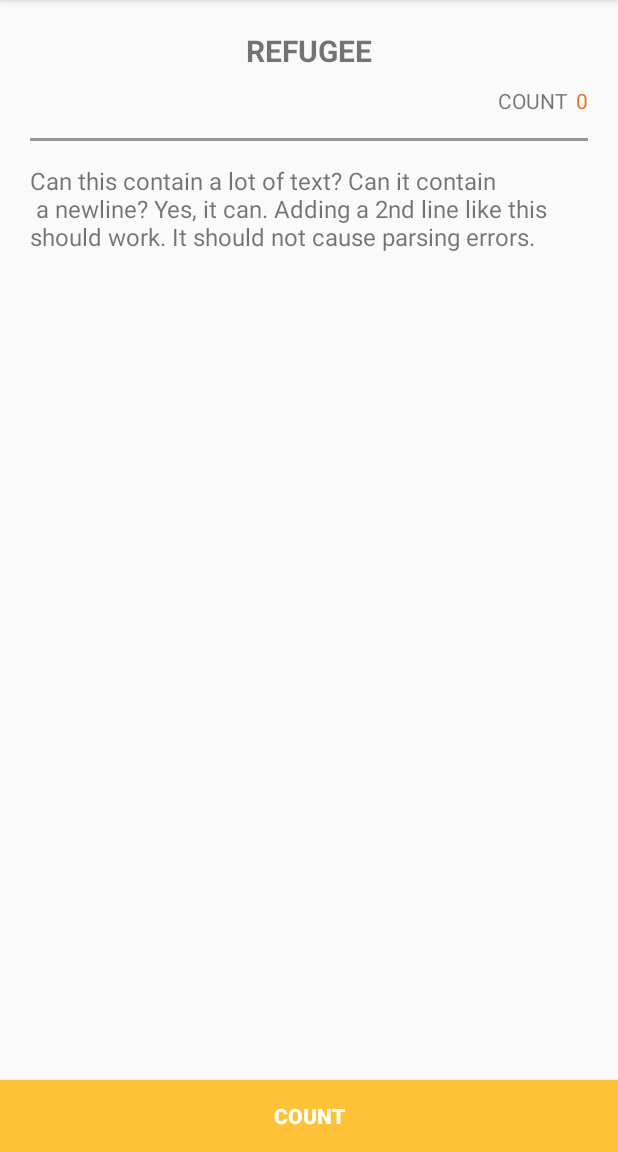
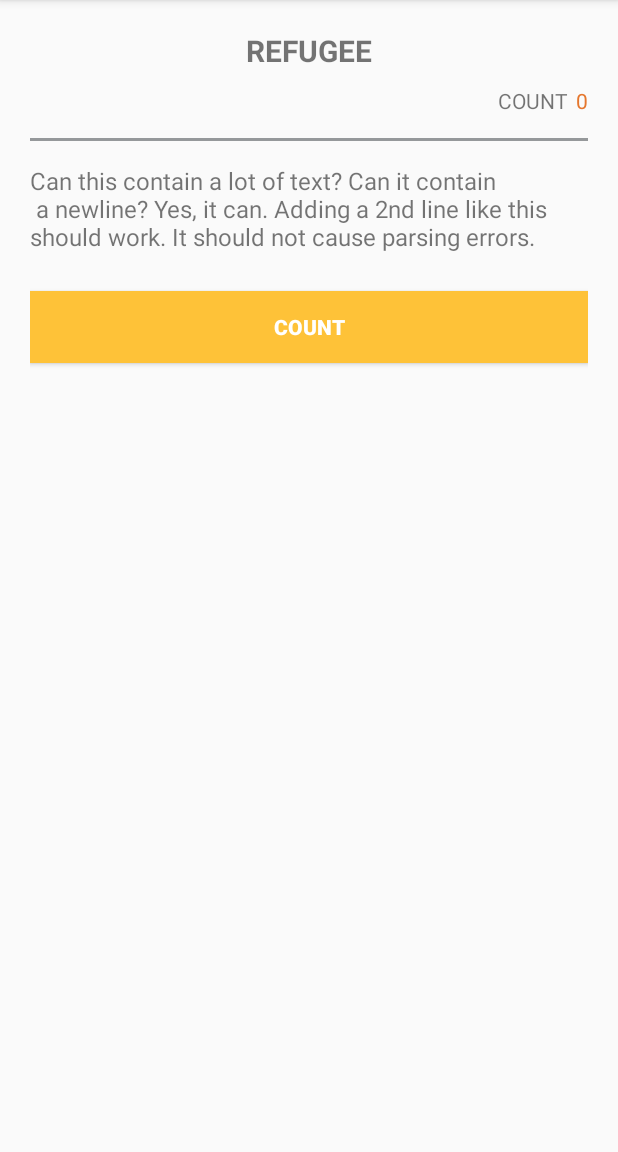
Before and after one commit to topsanjor/prayer, an Android app: the enPrayerDetailActivity screen opened directly, with no data from a screen before it, on a phone screen of 412 x 824 dp, the part 84-1236 px from its top. Run offline under Robolectric (Android 15) with nearby library versions, the phone set to English and light mode, and no system bars.

Commit message:
detail desing edited..

```diff
--- a/app/src/main/java/com/kotlab/tibetanbuddhistprayer/helper/Constansts.java
+++ b/app/src/main/java/com/kotlab/tibetanbuddhistprayer/helper/Constansts.java
@@ -7,7 +7,7 @@ package com.kotlab.tibetanbuddhistprayer.helper;
 public class Constansts {
 
     public static final String KEY_ITEM ="item";
-    public static final String KEY_ID="cost";
+    public static final String KEY_ID="id";
     public static final String KEY_TITLE="name";
     public static final String KEY_BODY="description";
 
--- a/app/src/main/res/layout/activity_en_prayer_detail.xml
+++ b/app/src/main/res/layout/activity_en_prayer_detail.xml
@@ -14,7 +14,9 @@
             android:id="@+id/toolbar"
             layout="@layout/appbar"/>
     </android.support.design.widget.AppBarLayout>
-
+    <ScrollView
+        android:layout_width="match_parent"
+        android:layout_height="wrap_content">
         <LinearLayout
             android:padding="20dp"
             android:orientation="vertical"
@@ -76,19 +78,12 @@
                 android:layout_height="wrap_content" />
 
 
+                <Button
 
-    </LinearLayout>
-    <RelativeLayout
-        android:layout_width="match_parent"
-        android:layout_height="wrap_content">
-
-        <Button
-           android:layout_alignParentBottom="true"
-            android:layout_centerHorizontal="true"
                     android:textStyle="bold"
                     android:textColor="@color/colorWhite"
                     android:background="@color/colorPrimary"
-            android:layout_marginTop="15dp"
+                    android:layout_marginTop="25dp"
                     android:id="@+id/countbtn"
                     android:text="@string/addcounttxt"
                     android:layout_gravity="center"
@@ -96,6 +91,15 @@
                     android:layout_height="wrap_content"
 
                     />
-    </RelativeLayout>
+
+            <View
+                android:layout_width="match_parent"
+                android:layout_height="40dp"></View>
 
         </LinearLayout>
+
+    </ScrollView>
+
+
+
+</LinearLayout>
```
Lines whose indentation alone changed are shown as unchanged.
